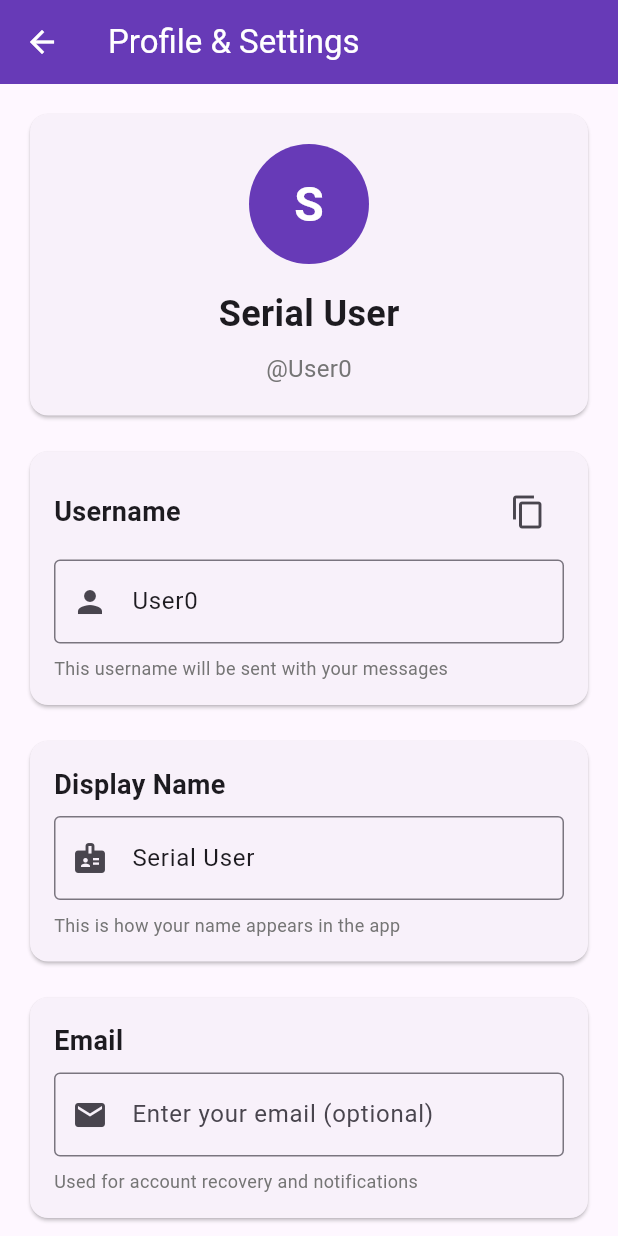
After one commit to Akhele/serial-communication, a Flutter app: the ProfileScreen screen opened directly, on a phone screen of 412 x 824 dp. The commit adds this screen. Run offline on Flutter 3.47's test engine with Material 3 defaults, Android fonts, the phone set to English and light mode, and no system bars; our stand-ins replace shared_preferences; missing offline and left inert: usb_serial; accounts and stored records are empty.

Commit message:
* App creates a default profile with auto-generated username *Profile Setup: User can customize username, display name, email, and app color Theme Customization: App theme changes based on selected color Messaging: All messages include username in format username:message Cross-Communication: Works with other apps/boards using the same message format Persistent Settings: All preferences are saved and restored

```diff
--- a/lib/main.dart
+++ b/lib/main.dart
@@ -1,15 +1,38 @@
 import 'package:flutter/material.dart';
 import 'screens/configuration_screen.dart';
 import 'screens/messaging_screen.dart';
+import 'screens/profile_screen.dart';
 import 'services/serial_communication_service.dart';
 import 'providers/serial_service_provider.dart';
+import 'services/profile_service.dart';
 
 void main() {
   runApp(const MyApp());
 }
 
-class MyApp extends StatelessWidget {
+class MyApp extends StatefulWidget {
   const MyApp({super.key});
+
+  @override
+  State<MyApp> createState() => _MyAppState();
+}
+
+class _MyAppState extends State<MyApp> {
+  final ProfileService _profileService = ProfileService();
+  Color _primaryColor = Colors.deepPurple;
+
+  @override
+  void initState() {
+    super.initState();
+    _loadProfile();
+  }
+
+  Future<void> _loadProfile() async {
+    await _profileService.loadProfile();
+    setState(() {
+      _primaryColor = _profileService.currentProfile.primaryColor;
+    });
+  }
 
   @override
   Widget build(BuildContext context) {
@@ -18,7 +41,7 @@ class MyApp extends StatelessWidget {
       child: MaterialApp(
         title: 'Serial Communication',
         theme: ThemeData(
-          colorScheme: ColorScheme.fromSeed(seedColor: Colors.deepPurple),
+          colorScheme: ColorScheme.fromSeed(seedColor: _primaryColor),
           useMaterial3: true,
         ),
         home: const MainNavigationScreen(),
@@ -40,6 +63,7 @@ class _MainNavigationScreenState extends State<MainNavigationScreen> {
   final List<Widget> _screens = [
     const ConfigurationScreen(),
     const MessagingScreen(),
+    const ProfileScreen(),
   ];
 
   @override
@@ -65,6 +89,10 @@ class _MainNavigationScreenState extends State<MainNavigationScreen> {
             icon: Icon(Icons.message),
             label: 'Messaging',
           ),
+          BottomNavigationBarItem(
+            icon: Icon(Icons.person),
+            label: 'Profile',
+          ),
         ],
       ),
     );
--- a/lib/models/chat_message.dart
+++ b/lib/models/chat_message.dart
@@ -3,28 +3,32 @@ class ChatMessage {
   final DateTime timestamp;
   final MessageType type;
   final String? senderId;
+  final String? username;
 
   ChatMessage({
     required this.content,
     required this.timestamp,
     required this.type,
     this.senderId,
+    this.username,
   });
 
-  factory ChatMessage.sent(String content) {
+  factory ChatMessage.sent(String content, {String? username}) {
     return ChatMessage(
       content: content,
       timestamp: DateTime.now(),
       type: MessageType.sent,
+      username: username,
     );
   }
 
-  factory ChatMessage.received(String content, {String? senderId}) {
+  factory ChatMessage.received(String content, {String? senderId, String? username}) {
     return ChatMessage(
       content: content,
       timestamp: DateTime.now(),
       type: MessageType.received,
       senderId: senderId,
+      username: username,
     );
   }
 
@@ -35,6 +39,13 @@ class ChatMessage {
   String get formattedDateTime {
     return '${timestamp.day}/${timestamp.month}/${timestamp.year} ${formattedTime}';
   }
+
+  String get displayName {
+    if (username != null && username!.isNotEmpty) {
+      return username!;
+    }
+    return type == MessageType.sent ? 'You' : 'Unknown';
+  }
 }
 
 enum MessageType {
--- /dev/null
+++ b/lib/models/user_profile.dart
@@ -0,0 +1,70 @@
+import 'package:flutter/material.dart';
+
+class UserProfile {
+  final String username;
+  final String? displayName;
+  final String? email;
+  final int primaryColorValue;
+  final DateTime createdAt;
+  DateTime updatedAt;
+
+  UserProfile({
+    required this.username,
+    this.displayName,
+    this.email,
+    required this.primaryColorValue,
+    required this.createdAt,
+    required this.updatedAt,
+  });
+
+  factory UserProfile.defaultProfile() {
+    final now = DateTime.now();
+    return UserProfile(
+      username: 'User${now.millisecondsSinceEpoch % 10000}',
+      displayName: 'Serial User',
+      primaryColorValue: 0xFF673AB7, // Deep Purple
+      createdAt: now,
+      updatedAt: now,
+    );
+  }
+
+  factory UserProfile.fromJson(Map<String, dynamic> json) {
+    return UserProfile(
+      username: json['username'] ?? 'Unknown',
+      displayName: json['displayName'],
+      email: json['email'],
+      primaryColorValue: json['primaryColorValue'] ?? 0xFF673AB7,
+      createdAt: DateTime.parse(json['createdAt']),
+      updatedAt: DateTime.parse(json['updatedAt']),
+    );
+  }
+
+  Map<String, dynamic> toJson() {
+    return {
+      'username': username,
+      'displayName': displayName,
+      'email': email,
+      'primaryColorValue': primaryColorValue,
+      'createdAt': createdAt.toIso8601String(),
+      'updatedAt': updatedAt.toIso8601String(),
+    };
+  }
+
+  UserProfile copyWith({
+    String? username,
+    String? displayName,
+    String? email,
+    int? primaryColorValue,
+  }) {
+    return UserProfile(
+      username: username ?? this.username,
+      displayName: displayName ?? this.displayName,
+      email: email ?? this.email,
+      primaryColorValue: primaryColorValue ?? this.primaryColorValue,
+      createdAt: createdAt,
+      updatedAt: DateTime.now(),
+    );
+  }
+
+  Color get primaryColor => Color(primaryColorValue);
+}
--- /dev/null
+++ b/lib/screens/profile_screen.dart
@@ -0,0 +1,443 @@
+import 'package:flutter/material.dart';
+import 'package:flutter/services.dart';
+import '../models/user_profile.dart';
+import '../services/profile_service.dart';
+
+class ProfileScreen extends StatefulWidget {
+  const ProfileScreen({super.key});
+
+  @override
+  State<ProfileScreen> createState() => _ProfileScreenState();
+}
+
+class _ProfileScreenState extends State<ProfileScreen> {
+  final ProfileService _profileService = ProfileService();
+  final TextEditingController _usernameController = TextEditingController();
+  final TextEditingController _displayNameController = TextEditingController();
+  final TextEditingController _emailController = TextEditingController();
+
+  UserProfile? _currentProfile;
+  bool _isLoading = true;
+  bool _hasChanges = false;
+
+  final List<Color> _predefinedColors = [
+    Colors.deepPurple,
+    Colors.blue,
+    Colors.green,
+    Colors.orange,
+    Colors.red,
+    Colors.pink,
+    Colors.teal,
+    Colors.indigo,
+    Colors.cyan,
+    Colors.amber,
+  ];
+
+  @override
+  void initState() {
+    super.initState();
+    _loadProfile();
+  }
+
+  Future<void> _loadProfile() async {
+    await _profileService.loadProfile();
+    setState(() {
+      _currentProfile = _profileService.currentProfile;
+      _usernameController.text = _currentProfile!.username;
+      _displayNameController.text = _currentProfile!.displayName ?? '';
+      _emailController.text = _currentProfile!.email ?? '';
+      _isLoading = false;
+    });
+  }
+
+  void _markAsChanged() {
+    if (!_hasChanges) {
+      setState(() {
+        _hasChanges = true;
+      });
+    }
+  }
+
+  Future<void> _saveProfile() async {
+    if (_currentProfile == null) return;
+
+    final updatedProfile = _currentProfile!.copyWith(
+      username: _usernameController.text.trim(),
+      displayName: _displayNameController.text.trim().isEmpty
+          ? null
+          : _displayNameController.text.trim(),
+      email: _emailController.text.trim().isEmpty
+          ? null
+          : _emailController.text.trim(),
+    );
+
+    await _profileService.updateProfile(updatedProfile);
+    setState(() {
+      _currentProfile = updatedProfile;
+      _hasChanges = false;
+    });
+
+    ScaffoldMessenger.of(context).showSnackBar(
+      const SnackBar(content: Text('Profile saved successfully!')),
+    );
+  }
+
+  void _changeColor(Color newColor) {
+    if (_currentProfile == null) return;
+
+    final updatedProfile = _currentProfile!.copyWith(
+      primaryColorValue: newColor.value,
+    );
+
+    setState(() {
+      _currentProfile = updatedProfile;
+      _hasChanges = true;
+    });
+  }
+
+  Future<void> _resetProfile() async {
+    showDialog(
+      context: context,
+      builder: (context) => AlertDialog(
+        title: const Text('Reset Profile'),
+        content: const Text('Are you sure you want to reset your profile to default settings? This action cannot be undone.'),
+        actions: [
+          TextButton(
+            onPressed: () => Navigator.of(context).pop(),
+            child: const Text('Cancel'),
+          ),
+          TextButton(
+            onPressed: () async {
+              Navigator.of(context).pop();
+              await _profileService.resetProfile();
+              await _loadProfile();
+              ScaffoldMessenger.of(context).showSnackBar(
+                const SnackBar(content: Text('Profile reset to defaults')),
+              );
+            },
+            child: const Text('Reset'),
+          ),
+        ],
+      ),
+    );
+  }
+
+  void _copyUsername() {
+    Clipboard.setData(ClipboardData(text: _currentProfile?.username ?? ''));
+    ScaffoldMessenger.of(context).showSnackBar(
+      const SnackBar(content: Text('Username copied to clipboard')),
+    );
+  }
+
+  @override
+  Widget build(BuildContext context) {
+    if (_isLoading) {
+      return const Scaffold(
+        body: Center(child: CircularProgressIndicator()),
+      );
+    }
+
+    return Scaffold(
+      appBar: AppBar(
+        backgroundColor: _currentProfile!.primaryColor,
+        foregroundColor: Colors.white,
+        title: const Text('Profile & Settings'),
+        actions: [
+          if (_hasChanges)
+            TextButton(
+              onPressed: _saveProfile,
+              child: const Text(
+                'Save',
+                style: TextStyle(color: Colors.white),
+              ),
+            ),
+        ],
+      ),
+      body: SingleChildScrollView(
+        padding: const EdgeInsets.all(16.0),
+        child: Column(
+          crossAxisAlignment: CrossAxisAlignment.stretch,
+          children: [
+            // Profile Header
+            Card(
+              child: Padding(
+                padding: const EdgeInsets.all(20.0),
+                child: Column(
+                  children: [
+                    CircleAvatar(
+                      radius: 40,
+                      backgroundColor: _currentProfile!.primaryColor,
+                      child: Text(
+                        (_currentProfile!.displayName ?? _currentProfile!.username)
+                            .substring(0, 1)
+                            .toUpperCase(),
+                        style: const TextStyle(
+                          fontSize: 32,
+                          fontWeight: FontWeight.bold,
+                          color: Colors.white,
+                        ),
+                      ),
+                    ),
+                    const SizedBox(height: 16),
+                    Text(
+                      _currentProfile!.displayName ?? _currentProfile!.username,
+                      style: const TextStyle(
+                        fontSize: 24,
+                        fontWeight: FontWeight.bold,
+                      ),
+                    ),
+                    const SizedBox(height: 8),
+                    Text(
+                      '@${_currentProfile!.username}',
+                      style: TextStyle(
+                        fontSize: 16,
+                        color: Colors.grey[600],
+                      ),
+                    ),
+                  ],
+                ),
+              ),
+            ),
+            const SizedBox(height: 16),
+
+            // Username Section
+            Card(
+              child: Padding(
+                padding: const EdgeInsets.all(16.0),
+                child: Column(
+                  crossAxisAlignment: CrossAxisAlignment.start,
+                  children: [
+                    Row(
+                      children: [
+                        const Text(
+                          'Username',
+                          style: TextStyle(fontSize: 18, fontWeight: FontWeight.bold),
+                        ),
+                        const Spacer(),
+                        IconButton(
+                          icon: const Icon(Icons.copy),
+                          onPressed: _copyUsername,
+                          tooltip: 'Copy Username',
+                        ),
+                      ],
+                    ),
+                    const SizedBox(height: 8),
+                    TextField(
+                      controller: _usernameController,
+                      decoration: const InputDecoration(
+                        hintText: 'Enter your username',
+                        border: OutlineInputBorder(),
+                        prefixIcon: Icon(Icons.person),
+                      ),
+                      onChanged: (_) => _markAsChanged(),
+                    ),
+                    const SizedBox(height: 8),
+                    Text(
+                      'This username will be sent with your messages',
+                      style: TextStyle(
+                        fontSize: 12,
+                        color: Colors.grey[600],
+                      ),
+                    ),
+                  ],
+                ),
+              ),
+            ),
+            const SizedBox(height: 16),
+
+            // Display Name Section
+            Card(
+              child: Padding(
+                padding: const EdgeInsets.all(16.0),
+                child: Column(
+                  crossAxisAlignment: CrossAxisAlignment.start,
+                  children: [
+                    const Text(
+                      'Display Name',
+                      style: TextStyle(fontSize: 18, fontWeight: FontWeight.bold),
+                    ),
+                    const SizedBox(height: 8),
+                    TextField(
+                      controller: _displayNameController,
+                      decoration: const InputDecoration(
+                        hintText: 'Enter your display name (optional)',
+                        border: OutlineInputBorder(),
+                        prefixIcon: Icon(Icons.badge),
+                      ),
+                      onChanged: (_) => _markAsChanged(),
+                    ),
+                    const SizedBox(height: 8),
+                    Text(
+                      'This is how your name appears in the app',
+                      style: TextStyle(
+                        fontSize: 12,
+                        color: Colors.grey[600],
+                      ),
+                    ),
+                  ],
+                ),
+              ),
+            ),
+            const SizedBox(height: 16),
+
+            // Email Section
+            Card(
+              child: Padding(
+                padding: const EdgeInsets.all(16.0),
+                child: Column(
+                  crossAxisAlignment: CrossAxisAlignment.start,
+                  children: [
+                    const Text(
+                      'Email',
+                      style: TextStyle(fontSize: 18, fontWeight: FontWeight.bold),
+                    ),
+                    const SizedBox(height: 8),
+                    TextField(
+                      controller: _emailController,
+                      decoration: const InputDecoration(
+                        hintText: 'Enter your email (optional)',
+                        border: OutlineInputBorder(),
+                        prefixIcon: Icon(Icons.email),
+                      ),
+                      keyboardType: TextInputType.emailAddress,
+                      onChanged: (_) => _markAsChanged(),
+                    ),
+                    const SizedBox(height: 8),
+                    Text(
+                      'Used for account recovery and notifications',
+                      style: TextStyle(
+                        fontSize: 12,
+                        color: Colors.grey[600],
+                      ),
+                    ),
+                  ],
+                ),
+              ),
+            ),
+            const SizedBox(height: 16),
+
+            // App Color Section
+            Card(
+              child: Padding(
+                padding: const EdgeInsets.all(16.0),
+                child: Column(
+                  crossAxisAlignment: CrossAxisAlignment.start,
+                  children: [
+                    const Text(
+                      'App Color Theme',
+                      style: TextStyle(fontSize: 18, fontWeight: FontWeight.bold),
+                    ),
+                    const SizedBox(height: 8),
+                    Text(
+                      'Choose your preferred app color',
+                      style: TextStyle(
+                        fontSize: 12,
+                        color: Colors.grey[600],
+                      ),
+                    ),
+                    const SizedBox(height: 16),
+                    Wrap(
+                      spacing: 12,
+                      runSpacing: 12,
+                      children: _predefinedColors.map((color) {
+                        final isSelected = _currentProfile!.primaryColorValue == color.value;
+                        return GestureDetector(
+                          onTap: () => _changeColor(color),
+                          child: Container(
+                            width: 50,
+                            height: 50,
+                            decoration: BoxDecoration(
+                              color: color,
+                              shape: BoxShape.circle,
+                              border: Border.all(
+                                color: isSelected ? Colors.black : Colors.transparent,
+                                width: 3,
+                              ),
+                            ),
+                            child: isSelected
+                                ? const Icon(
+                                    Icons.check,
+                                    color: Colors.white,
+                                    size: 24,
+                                  )
+                                : null,
+                          ),
+                        );
+                      }).toList(),
+                    ),
+                  ],
+                ),
+              ),
+            ),
+            const SizedBox(height: 16),
+
+            // Profile Actions
+            Card(
+              child: Padding(
+                padding: const EdgeInsets.all(16.0),
+                child: Column(
+                  crossAxisAlignment: CrossAxisAlignment.stretch,
+                  children: [
+                    const Text(
+                      'Profile Actions',
+                      style: TextStyle(fontSize: 18, fontWeight: FontWeight.bold),
+                    ),
+                    const SizedBox(height: 16),
+                    ElevatedButton.icon(
+                      onPressed: _hasChanges ? _saveProfile : null,
+                      icon: const Icon(Icons.save),
+                      label: const Text('Save Changes'),
+                      style: ElevatedButton.styleFrom(
+                        backgroundColor: _currentProfile!.primaryColor,
+                        foregroundColor: Colors.white,
+                        padding: const EdgeInsets.symmetric(vertical: 12),
+                      ),
+                    ),
+                    const SizedBox(height: 8),
+                    OutlinedButton.icon(
+                      onPressed: _resetProfile,
+                      icon: const Icon(Icons.refresh),
+                      label: const Text('Reset to Defaults'),
+                      style: OutlinedButton.styleFrom(
+                        padding: const EdgeInsets.symmetric(vertical: 12),
+                      ),
+                    ),
+                  ],
+                ),
+              ),
+            ),
+            const SizedBox(height: 16),
+
+            // Profile Info
+            Card(
+              child: Padding(
+                padding: const EdgeInsets.all(16.0),
+                child: Column(
+                  crossAxisAlignment: CrossAxisAlignment.start,
+                  children: [
+                    const Text(
+                      'Profile Information',
+                      style: TextStyle(fontSize: 18, fontWeight: FontWeight.bold),
+                    ),
+                    const SizedBox(height: 8),
+                    Text('Created: ${_currentProfile!.createdAt.toString().split(' ')[0]}'),
+                    Text('Last Updated: ${_currentProfile!.updatedAt.toString().split(' ')[0]}'),
+                    Text('Profile ID: ${_currentProfile!.username}'),
+                  ],
+                ),
+              ),
+            ),
+          ],
+        ),
+      ),
+    );
+  }
+
+  @override
+  void dispose() {
+    _usernameController.dispose();
+    _displayNameController.dispose();
+    _emailController.dispose();
+    super.dispose();
+  }
+}
--- /dev/null
+++ b/lib/services/profile_service.dart
@@ -0,0 +1,51 @@
+import 'dart:convert';
+import 'package:shared_preferences/shared_preferences.dart';
+import '../models/user_profile.dart';
+
+class ProfileService {
+  static const String _profileKey = 'user_profile';
+  UserProfile? _currentProfile;
+
+  UserProfile get currentProfile {
+    _currentProfile ??= UserProfile.defaultProfile();
+    return _currentProfile!;
+  }
+
+  Future<void> loadProfile() async {
+    try {
+      final prefs = await SharedPreferences.getInstance();
+      final profileJson = prefs.getString(_profileKey);
+
+      if (profileJson != null) {
+        final profileData = jsonDecode(profileJson) as Map<String, dynamic>;
+        _currentProfile = UserProfile.fromJson(profileData);
+      } else {
+        _currentProfile = UserProfile.defaultProfile();
+        await saveProfile();
+      }
+    } catch (e) {
+      print('Error loading profile: $e');
+      _currentProfile = UserProfile.defaultProfile();
+    }
+  }
+
+  Future<void> saveProfile() async {
+    try {
+      final prefs = await SharedPreferences.getInstance();
+      final profileJson = jsonEncode(_currentProfile!.toJson());
+      await prefs.setString(_profileKey, profileJson);
+    } catch (e) {
+      print('Error saving profile: $e');
+    }
+  }
+
+  Future<void> updateProfile(UserProfile newProfile) async {
+    _currentProfile = newProfile;
+    await saveProfile();
+  }
+
+  Future<void> resetProfile() async {
+    _currentProfile = UserProfile.defaultProfile();
+    await saveProfile();
+  }
+}
--- a/pubspec.yaml
+++ b/pubspec.yaml
@@ -14,6 +14,7 @@ dependencies:
   cupertino_icons: ^1.0.2
   usb_serial: ^0.5.0
   permission_handler: ^11.0.1
+  shared_preferences: ^2.2.2
 
 dev_dependencies:
   flutter_test:
```
Also changed, not shown: lib/screens/messaging_screen.dart (+33 -9 lines), pubspec.lock, 1 other file.
